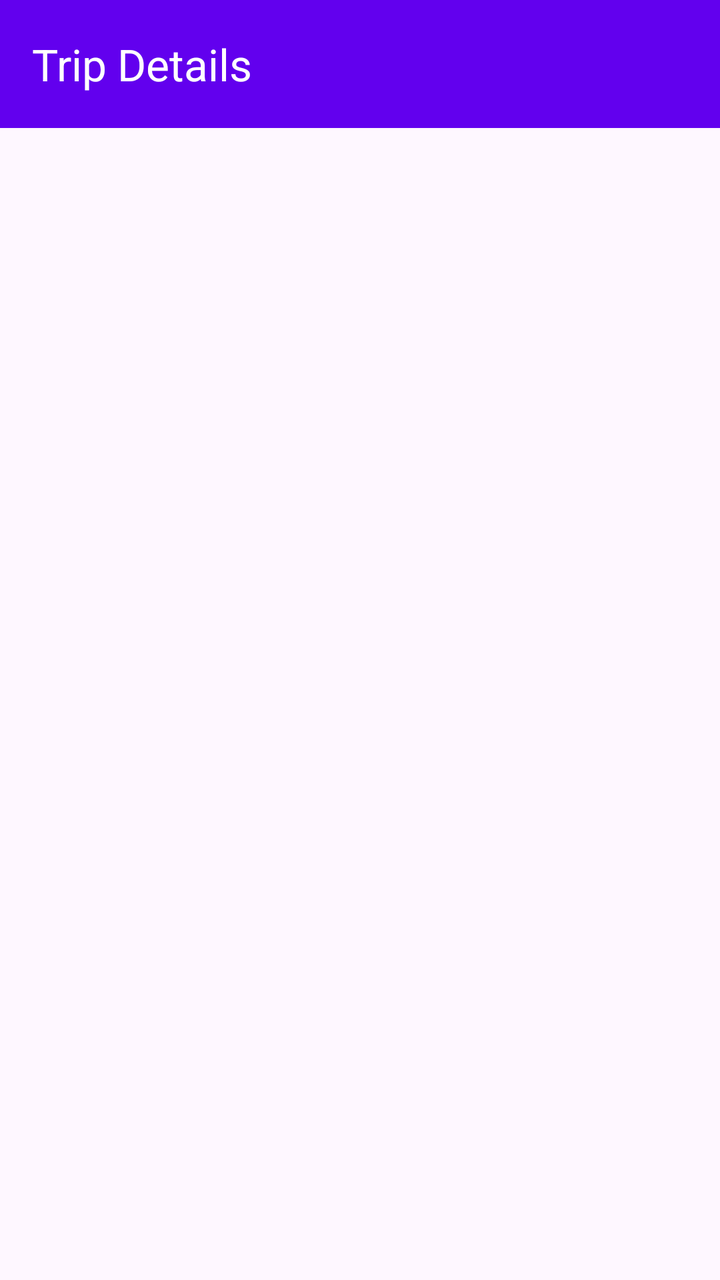
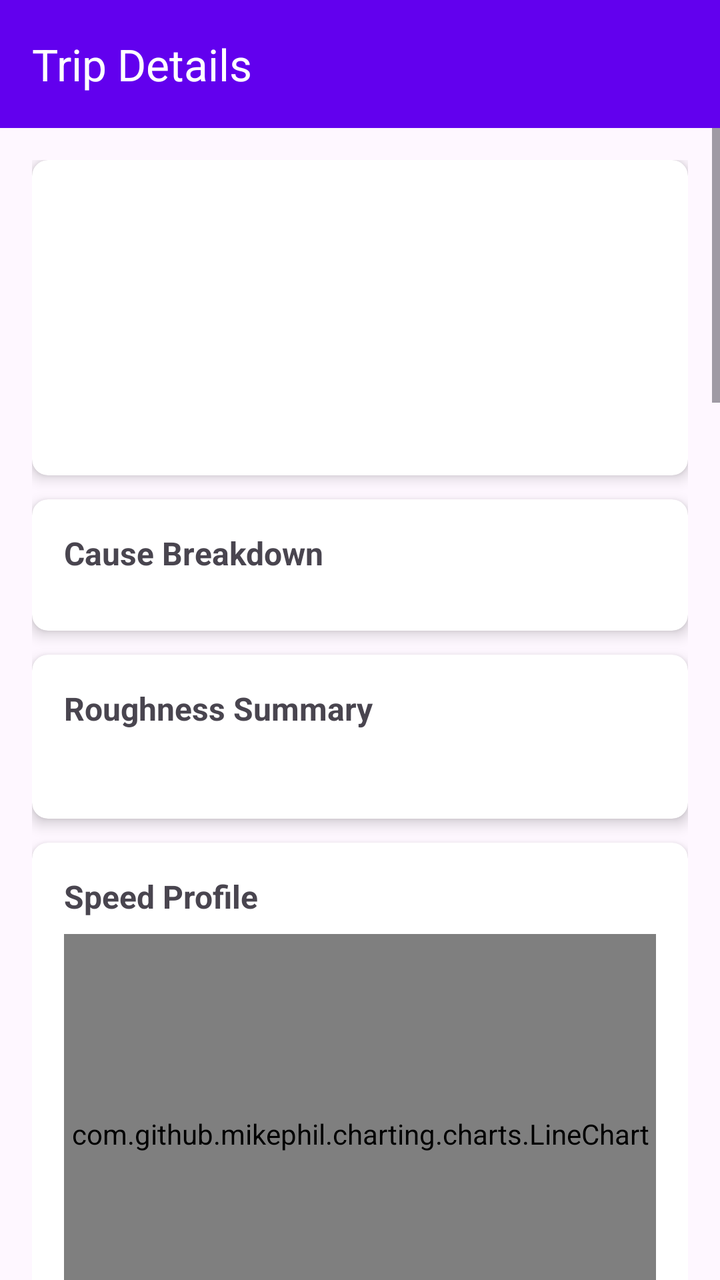

Two renders of the same Android screen: before a commit and after it. Below are the layout's source before the change and the commit's diff.
<!-- AndroidManifest.xml: application theme Theme.RoadLog -->
<!-- res/layout/activity_trip_detail.xml -->
<?xml version="1.0" encoding="utf-8"?>
<LinearLayout xmlns:android="http://schemas.android.com/apk/res/android"
    xmlns:app="http://schemas.android.com/apk/res-auto"
    android:layout_width="match_parent"
    android:layout_height="match_parent"
    android:orientation="vertical">

    <androidx.appcompat.widget.Toolbar
        android:id="@+id/toolbar"
        android:layout_width="match_parent"
        android:layout_height="?attr/actionBarSize"
        android:background="?attr/colorPrimary"
        android:theme="@style/ThemeOverlay.AppCompat.Dark.ActionBar"
        app:title="Trip Details"
        app:titleTextColor="@android:color/white" />

    <FrameLayout
        android:layout_width="match_parent"
        android:layout_height="0dp"
        android:layout_weight="1">

        <ScrollView
            android:id="@+id/contentScrollView"
            android:layout_width="match_parent"
            android:layout_height="match_parent"
            android:fillViewport="true"
            android:visibility="gone">

            <LinearLayout
                android:layout_width="match_parent"
                android:layout_height="wrap_content"
                android:orientation="vertical"
                android:padding="16dp">

            <androidx.cardview.widget.CardView
                android:layout_width="match_parent"
                android:layout_height="wrap_content"
                android:layout_marginBottom="12dp"
                app:cardCornerRadius="8dp"
                app:cardElevation="4dp">

                <LinearLayout
                    android:layout_width="match_parent"
                    android:layout_height="wrap_content"
                    android:orientation="vertical"
                    android:padding="16dp">

                    <TextView
                        android:id="@+id/detailDateText"
                        android:layout_width="match_parent"
                        android:layout_height="wrap_content"
                        android:textSize="18sp"
                        android:textStyle="bold" />

                    <TextView
                        android:id="@+id/detailDurationText"
                        android:layout_width="match_parent"
                        android:layout_height="wrap_content"
                        android:layout_marginTop="8dp"
                        android:textSize="15sp" />

                    <TextView
                        android:id="@+id/detailDistanceText"
                        android:layout_width="match_parent"
                        android:layout_height="wrap_content"
                        android:layout_marginTop="4dp"
                        android:textSize="15sp" />

                    <TextView
                        android:id="@+id/detailSpeedText"
                        android:layout_width="match_parent"
                        android:layout_height="wrap_content"
                        android:layout_marginTop="4dp"
                        android:textSize="15sp" />

                    <TextView
                        android:id="@+id/detailEventsText"
                        android:layout_width="match_parent"
                        android:layout_height="wrap_content"
                        android:layout_marginTop="4dp"
                        android:textSize="15sp" />
                </LinearLayout>
            </androidx.cardview.widget.CardView>

            <androidx.cardview.widget.CardView
                android:layout_width="match_parent"
                android:layout_height="wrap_content"
                android:layout_marginBottom="12dp"
                app:cardCornerRadius="8dp"
                app:cardElevation="4dp">

                <LinearLayout
                    android:layout_width="match_parent"
                    android:layout_height="wrap_content"
                    android:orientation="vertical"
                    android:padding="16dp">

                    <TextView
                        android:layout_width="match_parent"
                        android:layout_height="wrap_content"
                        android:text="Cause Breakdown"
                        android:textSize="16sp"
                        android:textStyle="bold" />

                    <LinearLayout
                        android:id="@+id/breakdownContainer"
                        android:layout_width="match_parent"
                        android:layout_height="wrap_content"
                        android:layout_marginTop="12dp"
                        android:orientation="vertical" />
                </LinearLayout>
            </androidx.cardview.widget.CardView>

            <androidx.cardview.widget.CardView
                android:layout_width="match_parent"
                android:layout_height="wrap_content"
                android:layout_marginBottom="12dp"
                app:cardCornerRadius="8dp"
                app:cardElevation="4dp">

                <LinearLayout
                    android:layout_width="match_parent"
                    android:layout_height="wrap_content"
                    android:orientation="vertical"
                    android:padding="16dp">

                    <TextView
                        android:layout_width="match_parent"
                        android:layout_height="wrap_content"
                        android:layout_marginBottom="8dp"
                        android:text="Roughness Summary"
                        android:textSize="16sp"
                        android:textStyle="bold" />

                    <TextView
                        android:id="@+id/detailRoughnessText"
                        android:layout_width="match_parent"
                        android:layout_height="wrap_content"
                        android:textSize="15sp" />
                </LinearLayout>
            </androidx.cardview.widget.CardView>

            <androidx.cardview.widget.CardView
                android:layout_width="match_parent"
                android:layout_height="wrap_content"
                android:layout_marginBottom="12dp"
                app:cardCornerRadius="8dp"
                app:cardElevation="4dp">

                <LinearLayout
                    android:layout_width="match_parent"
                    android:layout_height="wrap_content"
                    android:orientation="vertical"
                    android:padding="16dp">

                    <TextView
                        android:layout_width="match_parent"
                        android:layout_height="wrap_content"
                        android:layout_marginBottom="8dp"
                        android:text="Speed Profile"
                        android:textSize="16sp"
                        android:textStyle="bold" />

                    <com.github.mikephil.charting.charts.LineChart
                        android:id="@+id/speedChart"
                        android:layout_width="match_parent"
                        android:layout_height="200dp" />
                </LinearLayout>
            </androidx.cardview.widget.CardView>

            <androidx.cardview.widget.CardView
                android:layout_width="match_parent"
                android:layout_height="wrap_content"
                android:layout_marginBottom="12dp"
                app:cardCornerRadius="8dp"
                app:cardElevation="4dp">

                <LinearLayout
                    android:layout_width="match_parent"
                    android:layout_height="wrap_content"
                    android:orientation="vertical"
                    android:padding="16dp">

                    <TextView
                        android:layout_width="match_parent"
                        android:layout_height="wrap_content"
                        android:layout_marginBottom="8dp"
                        android:text="Vertical Acceleration / Roughness"
                        android:textSize="16sp"
                        android:textStyle="bold" />

                    <com.github.mikephil.charting.charts.LineChart
                        android:id="@+id/roughnessChart"
                        android:layout_width="match_parent"
                        android:layout_height="200dp" />
                </LinearLayout>
            </androidx.cardview.widget.CardView>

            <androidx.cardview.widget.CardView
                android:layout_width="match_parent"
                android:layout_height="wrap_content"
                android:layout_marginBottom="12dp"
                app:cardCornerRadius="8dp"
                app:cardElevation="4dp">

                <LinearLayout
                    android:layout_width="match_parent"
                    android:layout_height="wrap_content"
                    android:orientation="vertical"
                    android:padding="16dp">

                    <TextView
                        android:layout_width="match_parent"
                        android:layout_height="wrap_content"
                        android:layout_marginBottom="8dp"
                        android:text="Lateral Acceleration"
                        android:textSize="16sp"
                        android:textStyle="bold" />

                    <com.github.mikephil.charting.charts.LineChart
                        android:id="@+id/lateralChart"
                        android:layout_width="match_parent"
                        android:layout_height="200dp" />
                </LinearLayout>
            </androidx.cardview.widget.CardView>

            <androidx.cardview.widget.CardView
                android:layout_width="match_parent"
                android:layout_height="wrap_content"
                android:layout_marginBottom="12dp"
                app:cardCornerRadius="8dp"
                app:cardElevation="4dp">

                <LinearLayout
                    android:layout_width="match_parent"
                    android:layout_height="wrap_content"
                    android:orientation="vertical"
                    android:padding="16dp">

                    <TextView
                        android:layout_width="match_parent"
                        android:layout_height="wrap_content"
                        android:layout_marginBottom="8dp"
                        android:text="Longitudinal Acceleration"
                        android:textSize="16sp"
                        android:textStyle="bold" />

                    <com.github.mikephil.charting.charts.LineChart
                        android:id="@+id/longitudinalChart"
                        android:layout_width="match_parent"
                        android:layout_height="200dp" />
                </LinearLayout>
            </androidx.cardview.widget.CardView>

            <androidx.cardview.widget.CardView
                android:layout_width="match_parent"
                android:layout_height="wrap_content"
                android:layout_marginBottom="12dp"
                app:cardCornerRadius="8dp"
                app:cardElevation="4dp">

                <LinearLayout
                    android:layout_width="match_parent"
                    android:layout_height="wrap_content"
                    android:orientation="vertical"
                    android:padding="16dp">

                    <TextView
                        android:layout_width="match_parent"
                        android:layout_height="wrap_content"
                        android:layout_marginBottom="8dp"
                        android:text="Yaw Rate / Turns"
                        android:textSize="16sp"
                        android:textStyle="bold" />

                    <com.github.mikephil.charting.charts.LineChart
                        android:id="@+id/yawChart"
                        android:layout_width="match_parent"
                        android:layout_height="200dp" />
                </LinearLayout>
            </androidx.cardview.widget.CardView>

            <androidx.cardview.widget.CardView
                android:layout_width="match_parent"
                android:layout_height="wrap_content"
                android:layout_marginBottom="12dp"
                app:cardCornerRadius="8dp"
                app:cardElevation="4dp">

                <LinearLayout
                    android:layout_width="match_parent"
                    android:layout_height="wrap_content"
                    android:orientation="vertical"
                    android:padding="16dp">

                    <TextView
                        android:layout_width="match_parent"
                        android:layout_height="wrap_content"
                        android:layout_marginBottom="8dp"
                        android:text="Route"
                        android:textSize="16sp"
                        android:textStyle="bold" />

                    <FrameLayout
                        android:layout_width="match_parent"
                        android:layout_height="400dp">

                        <org.osmdroid.views.MapView
                            android:id="@+id/detailMapView"
                            android:layout_width="match_parent"
                            android:layout_height="match_parent" />
                    </FrameLayout>
                </LinearLayout>
            </androidx.cardview.widget.CardView>

            <androidx.cardview.widget.CardView
                android:layout_width="match_parent"
                android:layout_height="wrap_content"
                android:layout_marginBottom="12dp"
                app:cardCornerRadius="8dp"
                app:cardElevation="4dp">

                <LinearLayout
                    android:layout_width="match_parent"
                    android:layout_height="wrap_content"
                    android:orientation="vertical"
                    android:padding="16dp">

                    <TextView
                        android:layout_width="match_parent"
                        android:layout_height="wrap_content"
                        android:layout_marginBottom="8dp"
                        android:text="Photos"
                        android:textSize="16sp"
                        android:textStyle="bold" />

                    <LinearLayout
                        android:id="@+id/photosContainer"
                        android:layout_width="match_parent"
                        android:layout_height="wrap_content"
                        android:orientation="horizontal" />
                </LinearLayout>
            </androidx.cardview.widget.CardView>

            <androidx.cardview.widget.CardView
                android:layout_width="match_parent"
                android:layout_height="wrap_content"
                android:layout_marginBottom="12dp"
                app:cardCornerRadius="8dp"
                app:cardElevation="4dp">

                <LinearLayout
                    android:layout_width="match_parent"
                    android:layout_height="wrap_content"
                    android:orientation="vertical"
                    android:padding="16dp">

                    <TextView
                        android:layout_width="match_parent"
                        android:layout_height="wrap_content"
                        android:layout_marginBottom="8dp"
                        android:text="Event Timeline"
                        android:textSize="16sp"
                        android:textStyle="bold" />

                    <LinearLayout
                        android:id="@+id/timelineContainer"
                        android:layout_width="match_parent"
                        android:layout_height="wrap_content"
                        android:orientation="vertical" />
                </LinearLayout>
            </androidx.cardview.widget.CardView>

            <Button
                android:id="@+id/deleteTripButton"
                android:layout_width="match_parent"
                android:layout_height="56dp"
                android:backgroundTint="@color/red"
                android:text="Delete Trip"
                android:textColor="@android:color/white"
                android:textSize="16sp" />
        </LinearLayout>
    </ScrollView>

    <ProgressBar
        android:id="@+id/loadingProgressBar"
        android:layout_width="wrap_content"
        android:layout_height="wrap_content"
        android:layout_gravity="center"
        android:indeterminate="true"
        android:visibility="visible" />
</FrameLayout>
</LinearLayout>
<!-- resources referenced by this layout -->
<resources>
  <color name="red">#FFF44336</color>
  <style name="Theme.RoadLog" parent="Theme.Material3.DayNight.NoActionBar">
          <item name="colorPrimary">@color/purple_500</item>
          <item name="colorPrimaryVariant">@color/purple_700</item>
          <item name="colorOnPrimary">@color/white</item>
          <item name="colorSecondary">@color/teal_200</item>
          <item name="colorSecondaryVariant">@color/teal_700</item>
          <item name="android:statusBarColor">@color/purple_700</item>
      </style>
  <color name="purple_500">#FF6200EE</color>
  <color name="purple_700">#FF3700B3</color>
  <color name="white">#FFFFFFFF</color>
  <color name="teal_200">#FF03DAC5</color>
  <color name="teal_700">#FF018786</color>
</resources>

<!-- the commit's change to res/layout/activity_trip_detail.xml (unified diff, before → after) -->
@@ -19,12 +19,19 @@
         android:layout_height="0dp"
         android:layout_weight="1">
 
+        <ProgressBar
+            android:id="@+id/loadingProgressBar"
+            android:layout_width="wrap_content"
+            android:layout_height="wrap_content"
+            android:layout_gravity="center"
+            android:indeterminate="true"
+            android:visibility="gone" />
+
         <ScrollView
             android:id="@+id/contentScrollView"
             android:layout_width="match_parent"
             android:layout_height="match_parent"
-            android:fillViewport="true"
-            android:visibility="gone">
+            android:fillViewport="true">
 
             <LinearLayout
                 android:layout_width="match_parent"
@@ -381,13 +388,5 @@
                 android:textSize="16sp" />
         </LinearLayout>
     </ScrollView>
-
-    <ProgressBar
-        android:id="@+id/loadingProgressBar"
-        android:layout_width="wrap_content"
-        android:layout_height="wrap_content"
-        android:layout_gravity="center"
-        android:indeterminate="true"
-        android:visibility="visible" />
 </FrameLayout>
 </LinearLayout>
